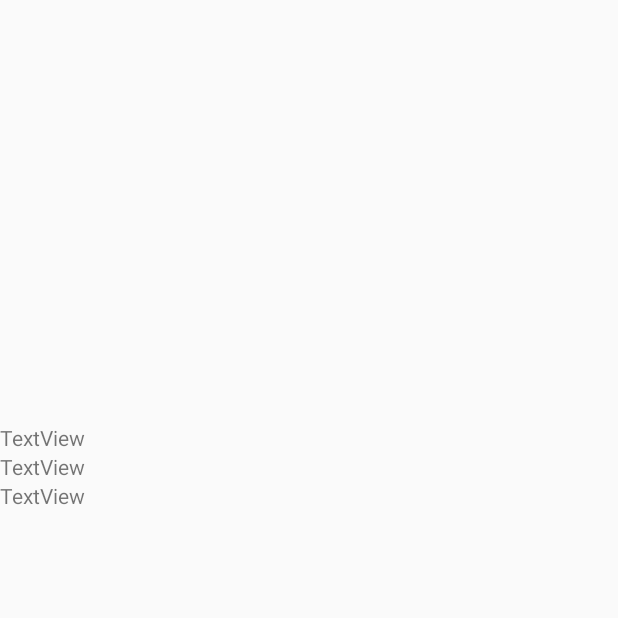
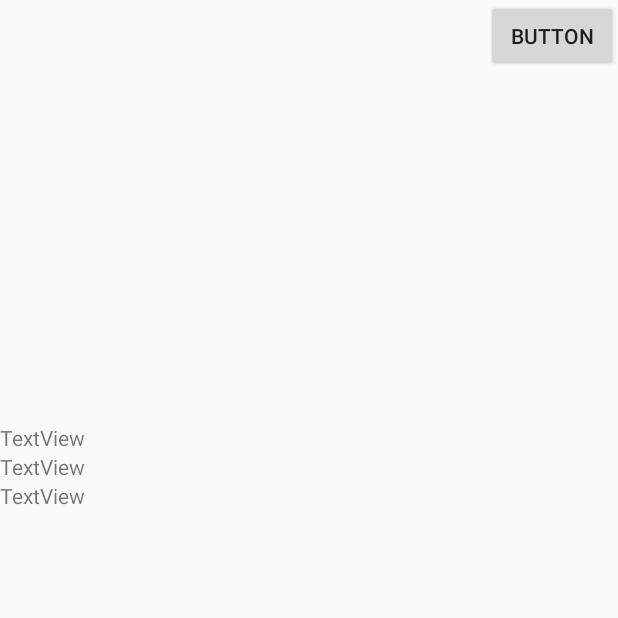
Before and after one commit to ParkJinHyuk/Hwahae, an Android app: the DetailActivity screen opened directly, with no data from a screen before it, on a phone screen of 412 x 824 dp, the top half of it. Before the commit the part shown is almost empty. Run offline under Robolectric (Android 15) with nearby library versions, the phone set to English and light mode, and no system bars; pictures from the network do not load.

Commit message:
add back button

```diff
--- a/app/src/main/java/com/example/hwahae/view/DetailActivity.kt
+++ b/app/src/main/java/com/example/hwahae/view/DetailActivity.kt
@@ -33,6 +33,10 @@ class DetailActivity : BaseActivity(), Contract.View {
         var id = intent.getStringExtra("KEY")
         if(id != null)
             detailPresenter.getCosmeticsDetail(id)
+
+        backButton.setOnClickListener{
+            onBackPressed()
+        }
     }
 
     override fun showCosmeticsDetail(cosmeticsDetailList: CosmeticsDetailList) {
--- a/app/src/main/res/layout/detail.xml
+++ b/app/src/main/res/layout/detail.xml
@@ -1,8 +1,23 @@
 <?xml version="1.0" encoding="utf-8"?>
-<LinearLayout xmlns:android="http://schemas.android.com/apk/res/android"
+<FrameLayout xmlns:android="http://schemas.android.com/apk/res/android"
+    xmlns:tools="http://schemas.android.com/tools"
     android:layout_width="match_parent"
     android:layout_height="match_parent"
+    android:orientation="vertical"
+    tools:context=".view.DetailActivity">
+
+
+    <Button
+        android:id="@+id/backButton"
+        android:layout_width="wrap_content"
+        android:layout_height="wrap_content"
+        android:layout_gravity="right"
+        android:text="Button" />
+
+    <LinearLayout xmlns:android="http://schemas.android.com/apk/res/android"
         xmlns:tools="http://schemas.android.com/tools"
+        android:layout_width="match_parent"
+        android:layout_height="match_parent"
         android:orientation="vertical"
         tools:context=".view.DetailActivity">
 
@@ -19,15 +34,17 @@
             android:text="TextView" />
 
         <TextView
+            android:id="@+id/tv_detail_price"
+            android:layout_width="match_parent"
+            android:layout_height="wrap_content"
+            android:text="TextView" />
+
+        <TextView
             android:id="@+id/tv_detail_description"
             android:layout_width="match_parent"
             android:layout_height="wrap_content"
             android:text="TextView" />
 
-    <TextView
-        android:id="@+id/tv_detail_price"
-        android:layout_width="match_parent"
-        android:layout_height="wrap_content"
-        android:text="TextView" />
+    </LinearLayout>
 
-</LinearLayout>
+</FrameLayout>
--- a/app/src/main/res/values/colors.xml
+++ b/app/src/main/res/values/colors.xml
@@ -1,6 +1,6 @@
 <?xml version="1.0" encoding="utf-8"?>
 <resources>
-    <color name="colorPrimary">#008577</color>
-    <color name="colorPrimaryDark">#00574B</color>
+    <color name="colorPrimary">#9013FE</color>
+    <color name="colorPrimaryDark">#9013FE</color>
     <color name="colorAccent">#D81B60</color>
 </resources>
```
Lines whose indentation alone changed are shown as unchanged.
